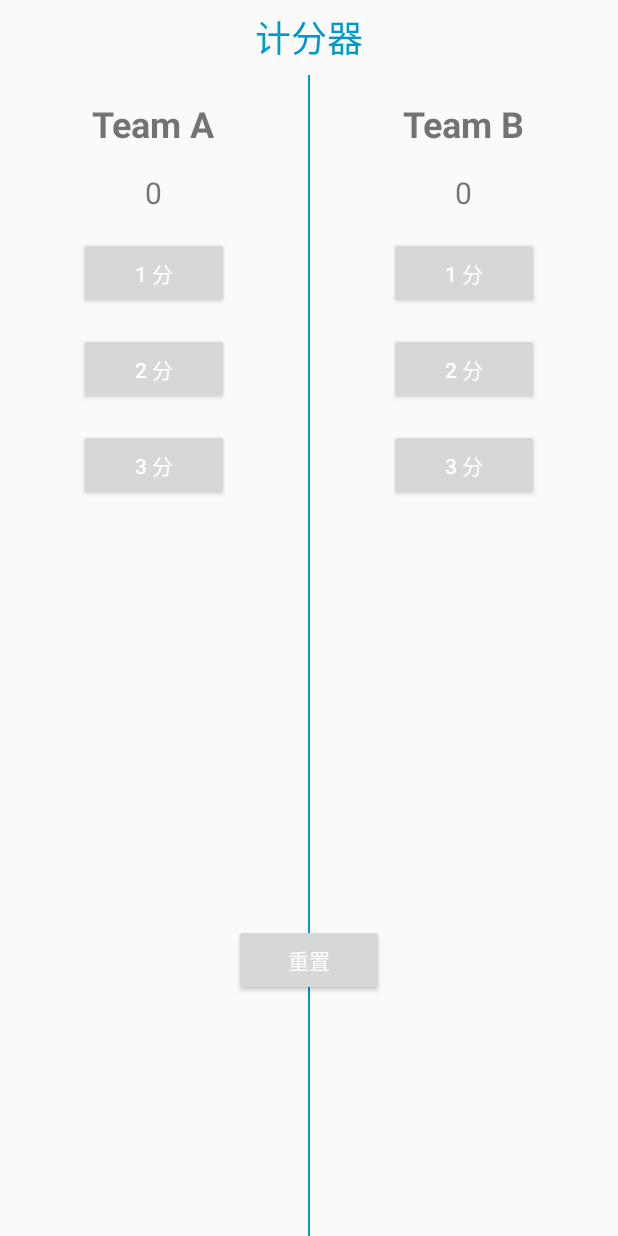
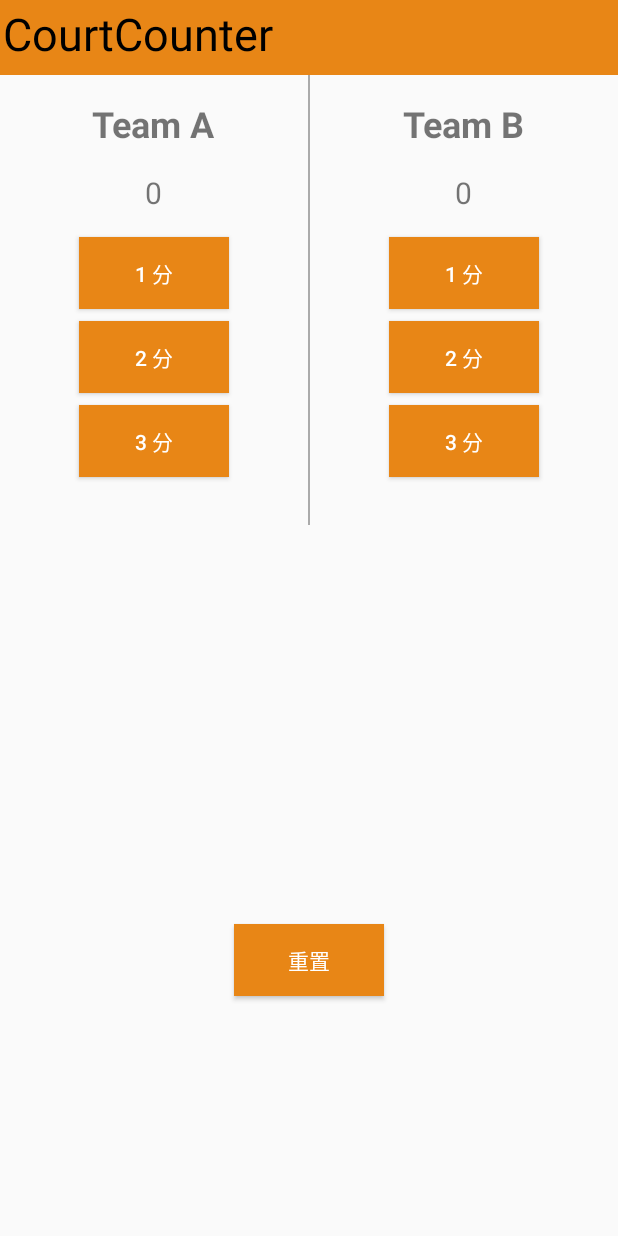
Before and after one commit to starplatunum/APP1, an Android app: the screen it shows after launch (MainActivity), on a phone screen of 412 x 824 dp. Run offline under Robolectric (Android 15) with nearby library versions, the phone set to English and light mode, and no system bars.

Commit message:
BasketballCourtCounter

```diff
--- a/app/src/main/res/layout/activity_basketball_court_counter.xml
+++ b/app/src/main/res/layout/activity_basketball_court_counter.xml
@@ -4,7 +4,7 @@
     xmlns:tools="http://schemas.android.com/tools"
     android:layout_width="match_parent"
     android:layout_height="match_parent"
-    tools:context=".BasketballCourtCounterActivity">
+    tools:context=".MainActivity">
 
     <LinearLayout
         android:layout_width="match_parent"
@@ -13,16 +13,21 @@
         android:layout_alignParentLeft="true"
         android:layout_alignParentTop="true"
         android:orientation="vertical">
+
         <RelativeLayout
             android:layout_width="match_parent"
-            android:layout_height="50dp">
+            android:layout_height="50dp"
+            android:background="#E88616">
+
             <TextView
                 android:layout_width="wrap_content"
                 android:layout_height="wrap_content"
-                android:text="计分器"
-                android:layout_centerInParent="true"
-                android:textSize="24sp"
-                android:textColor="@android:color/holo_blue_dark"/>
+                android:layout_leftInParent="true"
+                android:text="@string/text1"
+                android:textColor="@android:color/primary_text_light"
+                android:layout_margin="2dp"
+                android:textSize="30sp"
+                android:textStyle="normal" />
 
         </RelativeLayout>
         <RelativeLayout
@@ -55,38 +60,45 @@
                         android:layout_gravity="center"
                         android:textSize="20sp"
                         android:layout_marginTop="16dp"/>
+
                     <Button
                         android:layout_width="100dp"
                         android:layout_height="wrap_content"
                         android:layout_gravity="center"
                         android:layout_marginTop="16dp"
+                        android:background="#E88616"
+                        android:onClick="teamA_AddScore"
+                        android:tag="1"
                         android:text="1 分"
-                        android:textColor="@android:color/white"
-                        android:onClick="teamA_AddScore"
-                        android:tag="1"/>
+                        android:textColor="@android:color/white" />
+
                     <Button
                         android:layout_width="100dp"
                         android:layout_height="wrap_content"
                         android:layout_gravity="center"
-                        android:layout_marginTop="16dp"
+                        android:layout_marginTop="8dp"
+                        android:background="#E88616"
+                        android:onClick="teamA_AddScore"
+                        android:tag="2"
                         android:text="2 分"
-                        android:textColor="@android:color/white"
-                        android:onClick="teamA_AddScore"
-                        android:tag="2"/>
+                        android:textColor="@android:color/white" />
+
                     <Button
                         android:layout_width="100dp"
                         android:layout_height="wrap_content"
                         android:layout_gravity="center"
-                        android:layout_marginTop="16dp"
+                        android:layout_marginTop="8dp"
+                        android:background="#E88616"
+                        android:onClick="teamA_AddScore"
+                        android:tag="3"
                         android:text="3 分"
-                        android:textColor="@android:color/white"
-                        android:onClick="teamA_AddScore"
-                        android:tag="3"/>
+                        android:textColor="@android:color/white" />
                 </LinearLayout>
+
                 <View
                     android:layout_width="1dp"
-                    android:layout_height="match_parent"
-                    android:background="@android:color/holo_blue_dark" />
+                    android:layout_height="300dp"
+                    android:background="@android:color/darker_gray" />
                 <LinearLayout
                     android:layout_width="0dp"
                     android:layout_height="match_parent"
@@ -108,44 +120,52 @@
                         android:layout_gravity="center"
                         android:textSize="20sp"
                         android:layout_marginTop="16dp"/>
+
                     <Button
                         android:layout_width="100dp"
                         android:layout_height="wrap_content"
                         android:layout_gravity="center"
                         android:layout_marginTop="16dp"
+                        android:background="#E88616"
+                        android:onClick="teamB_AddScore"
+                        android:tag="1"
                         android:text="1 分"
-                        android:textColor="@android:color/white"
-                        android:onClick="teamB_AddScore"
-                        android:tag="1"/>
+                        android:textColor="@android:color/white" />
+
                     <Button
                         android:layout_width="100dp"
                         android:layout_height="wrap_content"
                         android:layout_gravity="center"
-                        android:layout_marginTop="16dp"
+                        android:layout_marginTop="8dp"
+                        android:background="#E88616"
+                        android:onClick="teamB_AddScore"
+                        android:tag="2"
                         android:text="2 分"
-                        android:textColor="@android:color/white"
-                        android:onClick="teamB_AddScore"
-                        android:tag="2"/>
+                        android:textColor="@android:color/white" />
+
                     <Button
                         android:layout_width="100dp"
                         android:layout_height="wrap_content"
                         android:layout_gravity="center"
-                        android:layout_marginTop="16dp"
+                        android:layout_marginTop="8dp"
+                        android:background="#E88616"
+                        android:onClick="teamB_AddScore"
+                        android:tag="3"
                         android:text="3 分"
-                        android:textColor="@android:color/white"
-                        android:onClick="teamB_AddScore"
-                        android:tag="3"/>
+                        android:textColor="@android:color/white" />
                 </LinearLayout>
             </LinearLayout>
+
             <Button
                 android:layout_width="100dp"
                 android:layout_height="wrap_content"
                 android:layout_alignParentBottom="true"
                 android:layout_centerInParent="true"
                 android:layout_marginBottom="160dp"
+                android:background="#E88616"
+                android:onClick="reset"
                 android:text="重置"
-                android:textColor="@android:color/white"
-                android:onClick="reset"/>
+                android:textColor="@android:color/white" />
         </RelativeLayout>
     </LinearLayout>
 </RelativeLayout>
--- a/app/src/main/res/values/colors.xml
+++ b/app/src/main/res/values/colors.xml
@@ -1,6 +1,6 @@
 <?xml version="1.0" encoding="utf-8"?>
 <resources>
-    <color name="colorPrimary">#6200EE</color>
-    <color name="colorPrimaryDark">#3700B3</color>
-    <color name="colorAccent">#03DAC5</color>
+    <color name="colorPrimary">#FFA500</color>
+    <color name="colorPrimaryDark">#00574B</color>
+    <color name="colorAccent">#D81B60</color>
 </resources>
--- a/app/src/main/res/values/strings.xml
+++ b/app/src/main/res/values/strings.xml
@@ -2,7 +2,8 @@
     android:text1="@string/text"
     android:text2="@string/text"
     android:text3="@string/text"
-    <string name="text1">计分器</string>
+
+    <string name="text1">CourtCounter</string>
     <string name="text2">摄氏度</string>
     <string name="text3">转换</string>
 
--- a/app/src/main/res/values/styles.xml
+++ b/app/src/main/res/values/styles.xml
@@ -5,6 +5,8 @@
         <item name="colorPrimary">@color/colorPrimary</item>
         <item name="colorPrimaryDark">@color/colorPrimaryDark</item>
         <item name="colorAccent">@color/colorAccent</item>
+
+        <item name="colorButtonNormal">@android:color/holo_blue_dark</item>
     </style>
 
 </resources>
```
Also changed, not shown: app/src/main/java/com/example/app1/App.java (deleted, +0 -20 lines), app/src/main/java/com/example/app1/BasketballCourtCounterActivity.java (deleted, +0 -109 lines), app/src/main/java/com/example/app1/MainActivity.java (+42 -4 lines).
